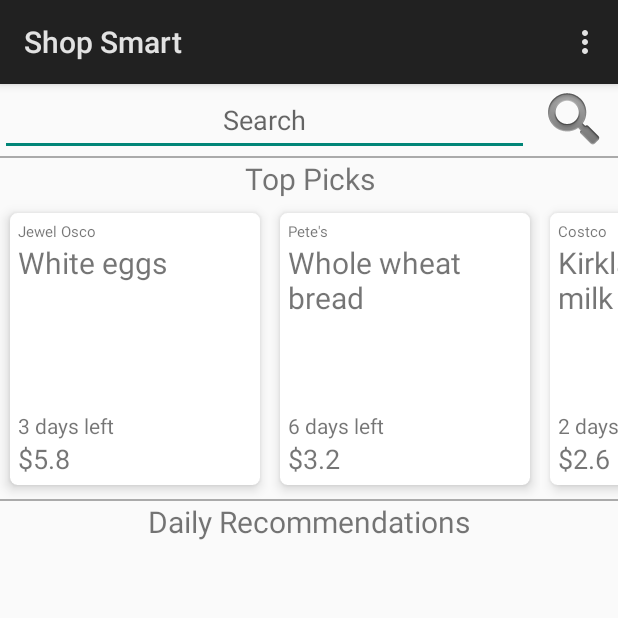
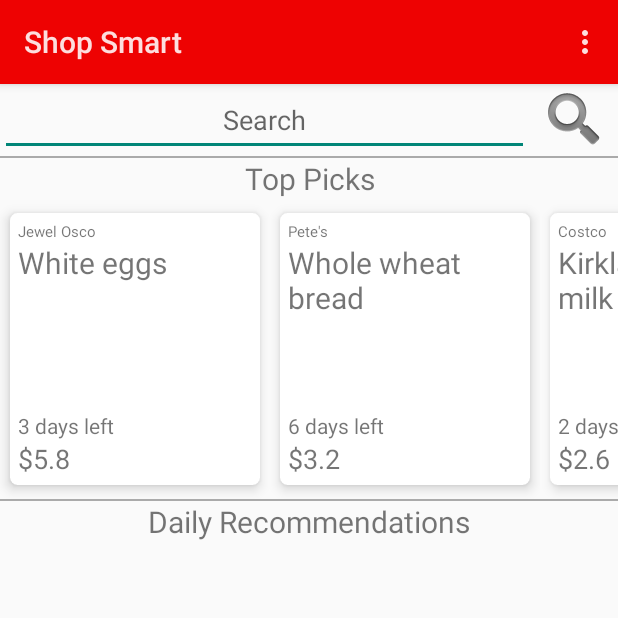
Before and after one commit to chinmay2312/ShopSmart, an Android app: the screen it shows after launch (Main2Activity), on a phone screen of 412 x 824 dp, the top half of it. Run offline under Robolectric (Android 15) with nearby library versions, the phone set to English and light mode, and no system bars; 2 statements that could not run were skipped.

Commit message:
- change title bar color

```diff
--- a/app/src/main/java/com/chinmayg/hacks/shopsmart/ChecklistActivity.java
+++ b/app/src/main/java/com/chinmayg/hacks/shopsmart/ChecklistActivity.java
@@ -3,6 +3,8 @@
 import android.app.Activity;
 import android.content.Context;
 import android.content.Intent;
+import android.graphics.Color;
+import android.graphics.drawable.ColorDrawable;
 import android.os.Bundle;
 import android.view.View;
 import android.view.WindowManager;
@@ -27,6 +29,9 @@
 	protected void onCreate(Bundle savedInstanceState) {
 		super.onCreate(savedInstanceState);
 		setContentView(R.layout.activity_checklist);
+		setTitle("List");
+		getActionBar().setBackgroundDrawable(new ColorDrawable(Color.parseColor("#ee0202")));
+
 
 		et_checklist =findViewById(R.id.et_checklist);
 		lv_checklist = findViewById(R.id.checklist);
--- a/app/src/main/java/com/chinmayg/hacks/shopsmart/Main2Activity.java
+++ b/app/src/main/java/com/chinmayg/hacks/shopsmart/Main2Activity.java
@@ -2,6 +2,8 @@
 
 import android.app.Activity;
 import android.content.Intent;
+import android.graphics.Color;
+import android.graphics.drawable.ColorDrawable;
 import android.os.AsyncTask;
 import android.os.Bundle;
 import android.support.v7.widget.LinearLayoutManager;
@@ -46,6 +48,7 @@
         super.onCreate(savedInstanceState);
         setContentView(R.layout.activity_main2);
         getWindow().setSoftInputMode(WindowManager.LayoutParams.SOFT_INPUT_ADJUST_PAN);
+		getActionBar().setBackgroundDrawable(new ColorDrawable(Color.parseColor("#ee0202")));
 
 		new PostRecomm(this).execute();
 
```
